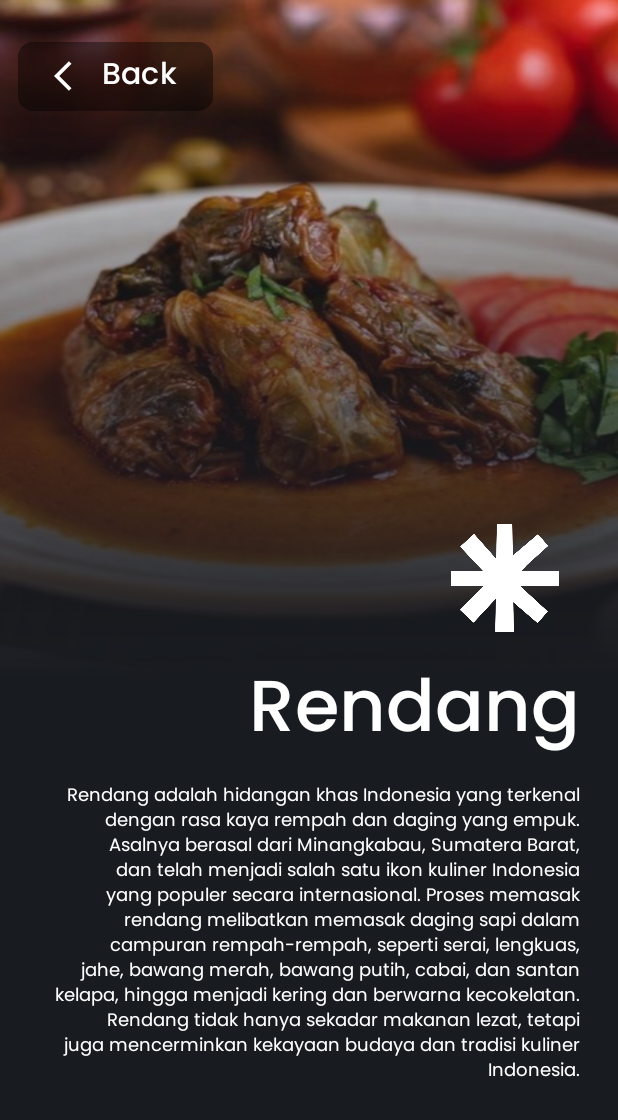
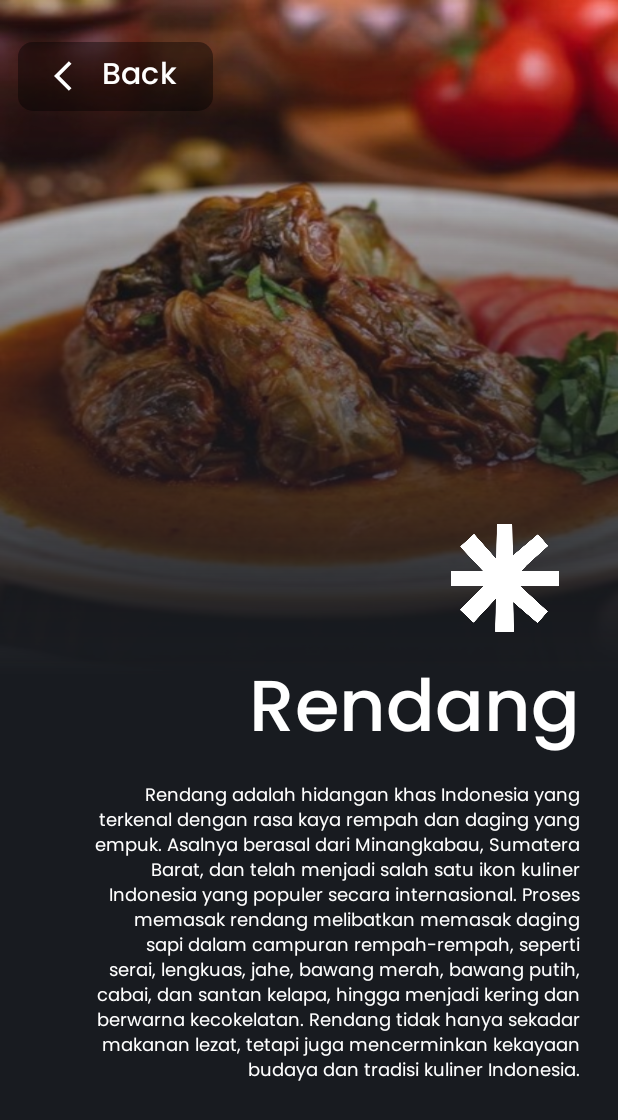
Before and after one commit to shig3o/NavDrawerLatihan, an Android app: the screen it shows after launch (Informasi), after a tap on "Rendang", on a phone screen of 412 x 824 dp. Shown: the top 1120 px of the screen. Run offline under Robolectric (Android 15) with nearby library versions, the phone set to English and light mode, and no system bars.

Commit message:
Added left padding (activity_informasi)

```diff
--- a/app/src/main/res/layout/activity_informasi.xml
+++ b/app/src/main/res/layout/activity_informasi.xml
@@ -82,6 +82,8 @@
         app:layout_constraintEnd_toEndOf="parent"
         android:layout_marginRight="25dp"
         android:layout_marginTop="5dp"
+        android:layout_marginLeft="25dp"
+        android:paddingLeft="15dp"
         />
 
 </androidx.constraintlayout.widget.ConstraintLayout>
```
